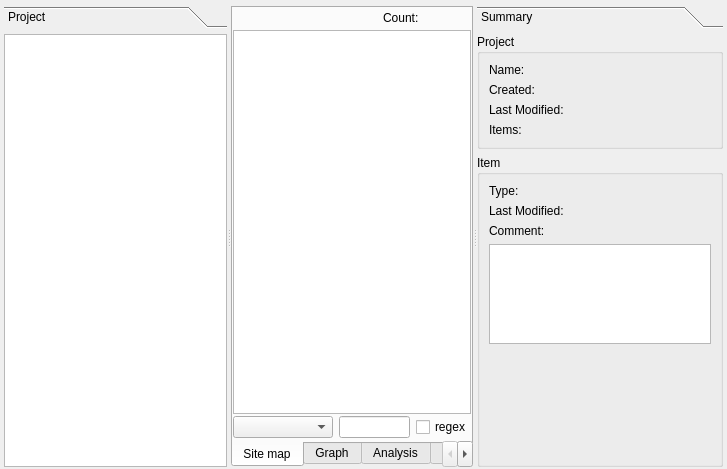
Above: sub3suite/src/project/Project.ui from 3nock/OTE before the change. Below: the same form after it.
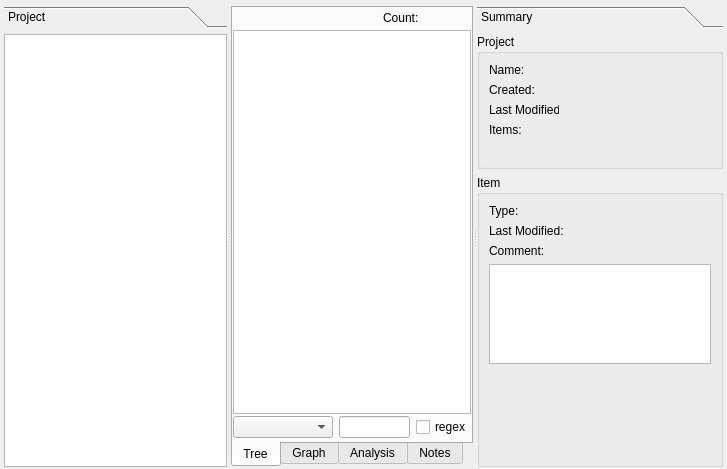
That is the form after the change.

Diff of the .ui file:
```diff
--- a/sub3suite/src/project/Project.ui
+++ b/sub3suite/src/project/Project.ui
@@ -107,7 +107,7 @@
        </property>
        <widget class="QWidget" name="tabSiteMap">
         <attribute name="title">
-         <string>Site map</string>
+         <string>Tree</string>
         </attribute>
         <layout class="QVBoxLayout" name="verticalLayout_2">
          <property name="spacing">
@@ -340,7 +340,7 @@
         <rect>
          <x>0</x>
          <y>0</y>
-         <width>224</width>
+         <width>236</width>
          <height>440</height>
         </rect>
        </property>
@@ -382,6 +382,12 @@
                  <height>0</height>
                 </size>
                </property>
+               <property name="maximumSize">
+                <size>
+                 <width>70</width>
+                 <height>16777215</height>
+                </size>
+               </property>
                <property name="text">
                 <string>Name:</string>
                </property>
@@ -408,7 +414,7 @@
                </property>
                <property name="maximumSize">
                 <size>
-                 <width>16777215</width>
+                 <width>70</width>
                  <height>16777215</height>
                 </size>
                </property>
@@ -438,7 +444,7 @@
                </property>
                <property name="maximumSize">
                 <size>
-                 <width>16777215</width>
+                 <width>70</width>
                  <height>16777215</height>
                 </size>
                </property>
@@ -468,7 +474,7 @@
                </property>
                <property name="maximumSize">
                 <size>
-                 <width>16777215</width>
+                 <width>70</width>
                  <height>16777215</height>
                 </size>
                </property>
@@ -486,6 +492,26 @@
              </item>
             </layout>
            </item>
+           <item>
+            <layout class="QHBoxLayout" name="horizontalLayout_summary_project">
+             <property name="spacing">
+              <number>0</number>
+             </property>
+             <item>
+              <spacer name="horizontalSpacer_3">
+               <property name="orientation">
+                <enum>Qt::Horizontal</enum>
+               </property>
+               <property name="sizeHint" stdset="0">
+                <size>
+                 <width>40</width>
+                 <height>20</height>
+                </size>
+               </property>
+              </spacer>
+             </item>
+            </layout>
+           </item>
           </layout>
          </widget>
         </item>
```
Left out of the diff: 10 changed lines with no effect on the pictures.
